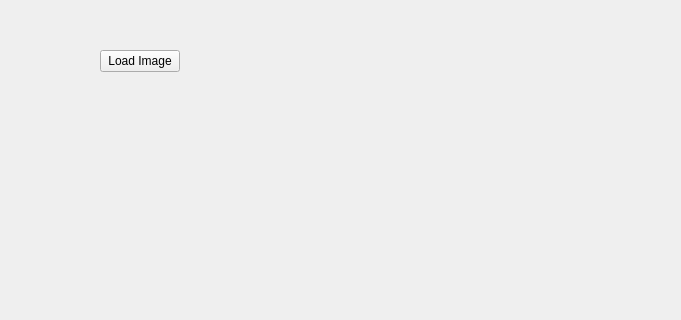
First picture: the form in DisplayGraphicsCodeGeneratorApp/dgcgmain.ui, repository ejverat/DisplayGraphicsCodeGenerator, before the edit; both pictures show x 0 to 681 and y 0 to 320 of the 800 by 600 pixel window.
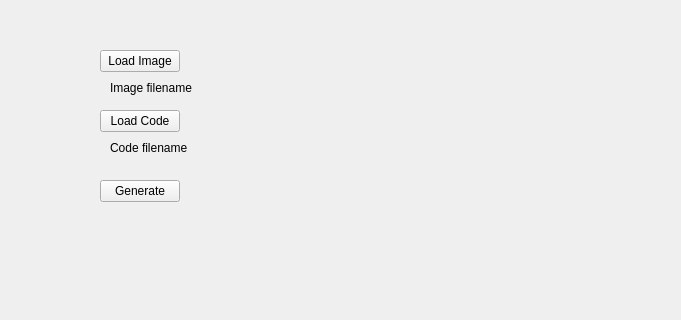
Second picture: the form after the edit.

Commit message: functional code only for binary, limited to width divisible by 8

Diff of the .ui file:
```diff
--- a/DisplayGraphicsCodeGeneratorApp/dgcgmain.ui
+++ b/DisplayGraphicsCodeGeneratorApp/dgcgmain.ui
@@ -27,6 +27,61 @@
      <string>Load Image</string>
     </property>
    </widget>
+   <widget class="QLabel" name="labelImageFilename">
+    <property name="enabled">
+     <bool>true</bool>
+    </property>
+    <property name="geometry">
+     <rect>
+      <x>110</x>
+      <y>80</y>
+      <width>491</width>
+      <height>16</height>
+     </rect>
+    </property>
+    <property name="text">
+     <string>Image filename</string>
+    </property>
+   </widget>
+   <widget class="QPushButton" name="pbLoadCode">
+    <property name="geometry">
+     <rect>
+      <x>100</x>
+      <y>110</y>
+      <width>80</width>
+      <height>22</height>
+     </rect>
+    </property>
+    <property name="text">
+     <string>Load Code</string>
+    </property>
+   </widget>
+   <widget class="QLabel" name="labelCodeFilename">
+    <property name="geometry">
+     <rect>
+      <x>110</x>
+      <y>140</y>
+      <width>391</width>
+      <height>16</height>
+     </rect>
+    </property>
+    <property name="text">
+     <string>Code filename</string>
+    </property>
+   </widget>
+   <widget class="QPushButton" name="pbGenerate">
+    <property name="geometry">
+     <rect>
+      <x>100</x>
+      <y>180</y>
+      <width>80</width>
+      <height>22</height>
+     </rect>
+    </property>
+    <property name="text">
+     <string>Generate</string>
+    </property>
+   </widget>
   </widget>
   <widget class="QMenuBar" name="menubar">
    <property name="geometry">
```
The commit also changes 25 other files.
